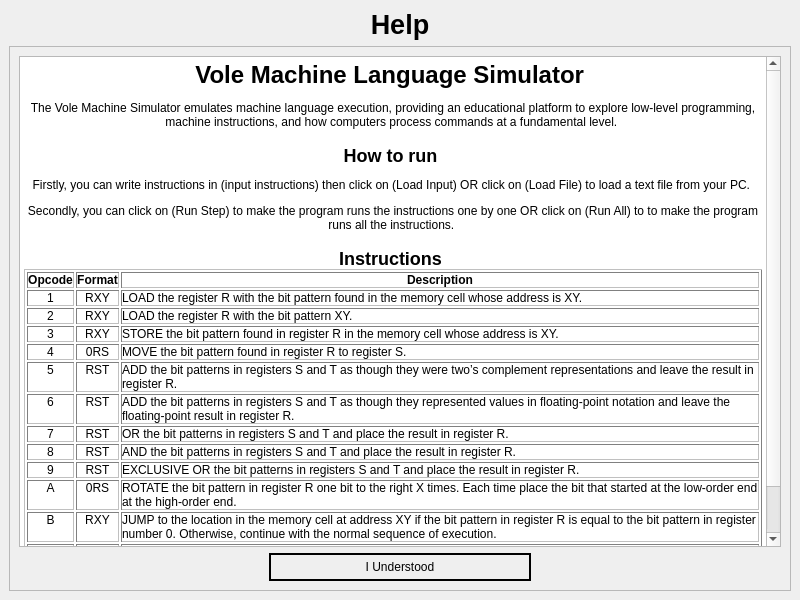
This is form/help.ui in Mohammed-3tef/Vole_Machine_Language_Simulator_GUI as Qt 5 draws it before an edit. The edited form follows.
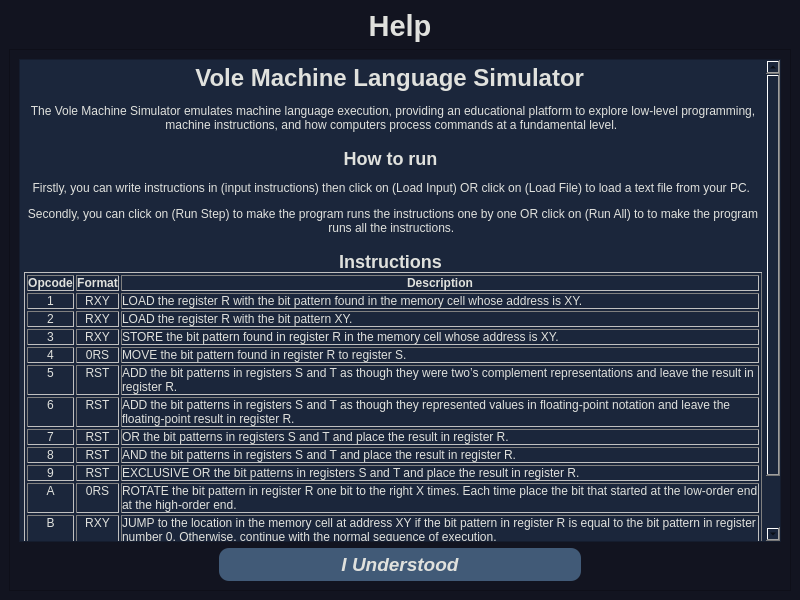
This is the edited form.

The edit to the form file:
```diff
--- a/form/help.ui
+++ b/form/help.ui
@@ -13,6 +13,21 @@
   <property name="windowTitle">
    <string>VMLS Help</string>
   </property>
+  <property name="styleSheet">
+   <string notr="true">QMainWindow {
+	background-color: rgb(18, 20, 32);
+	color : rgb(224, 225, 221);
+}
+
+QFrame {
+	background-color: rgb(27, 38, 59);
+	color : rgb(224, 225, 221);
+}
+
+QLabel {
+	color : rgb(224, 225, 221);
+}</string>
+  </property>
   <widget class="QWidget" name="centralwidget">
    <layout class="QGridLayout" name="gridLayout">
     <item row="0" column="0">
@@ -25,10 +40,16 @@
       </property>
       <property name="font">
        <font>
-        <pointsize>20</pointsize>
+        <pointsize>22</pointsize>
         <bold>true</bold>
        </font>
       </property>
+      <property name="styleSheet">
+       <string notr="true">QLabel{
+	color: rgb(224, 225, 221);
+	background-color: rgb(18, 20, 32);
+}</string>
+      </property>
       <property name="text">
        <string>Help</string>
       </property>
@@ -39,6 +60,9 @@
     </item>
     <item row="1" column="0">
      <widget class="QScrollArea" name="scrollArea">
+      <property name="styleSheet">
+       <string notr="true">background-color: rgb(18, 20, 32);</string>
+      </property>
       <property name="widgetResizable">
        <bool>true</bool>
       </property>
@@ -47,13 +71,16 @@
         <rect>
          <x>0</x>
          <y>0</y>
-         <width>780</width>
-         <height>538</height>
+         <width>776</width>
+         <height>520</height>
         </rect>
        </property>
        <layout class="QGridLayout" name="gridLayout_2">
         <item row="0" column="0">
          <widget class="QTextBrowser" name="textBrowser">
+          <property name="styleSheet">
+           <string notr="true">background-color: rgb(27, 38, 59);</string>
+          </property>
           <property name="html">
            <string>&lt;!DOCTYPE HTML PUBLIC &quot;-//W3C//DTD HTML 4.0//EN&quot; &quot;http://www.w3.org/TR/REC-html40/strict.dtd&quot;&gt;
 &lt;html&gt;&lt;head&gt;&lt;meta name=&quot;qrichtext&quot; content=&quot;1&quot; /&gt;&lt;meta charset=&quot;utf-8&quot; /&gt;&lt;style type=&quot;text/css&quot;&gt;
@@ -172,19 +199,29 @@
         </item>
         <item row="1" column="0">
          <widget class="QPushButton" name="back">
+          <property name="font">
+           <font>
+            <pointsize>14</pointsize>
+            <italic>true</italic>
+            <bold>true</bold>
+           </font>
+          </property>
           <property name="cursor">
            <cursorShape>PointingHandCursor</cursorShape>
           </property>
           <property name="styleSheet">
            <string notr="true">QPushButton {
-	margin:0% 250%;
-	
-    color: #000; 
-    border: 2px solid rgb(0,0,0) ;
-    border-radius: 50px;
+	margin:0% 200%;
+    background-color: rgb(65, 90, 119);
+	color: rgb(224, 225, 221);
+    border-radius: 10px;
     padding: 5px;
 }
-</string>
+
+QPushButton:hover {
+	background-color: rgb(119, 141, 169);
+	color: rgb(224, 225, 221);
+}</string>
           </property>
           <property name="text">
            <string>I Understood</string>
```
